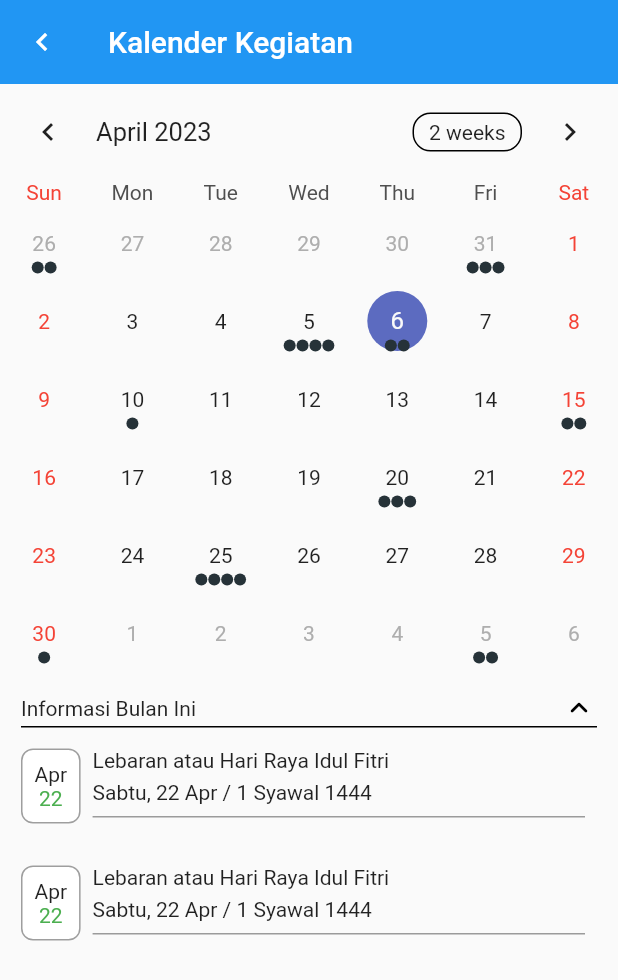
After one commit to CodeVectorizer/fornasmala, a Flutter app: the ActivityPage screen opened directly, after a tap on "Informasi Bulan Ini", on a phone screen of 412 x 824 dp. The commit adds this screen. Shown: the top 980 px of the screen. Run offline on Flutter 3.47's test engine with Material 2 defaults, Android fonts, the light colour scheme and no system bars; drawn by our look-alikes of table_calendar; our stand-ins replace google_fonts; missing offline and left inert: dart:ffi.

Commit message:
add activity view calendar

```diff
--- /dev/null
+++ b/lib/pages/activity/activity.dart
@@ -0,0 +1,208 @@
+import 'dart:math';
+
+import 'package:flutter/material.dart';
+import 'package:fornasmala/pages/activity/utils.dart';
+import 'package:fornasmala/widgets/expanded_container.dart';
+import 'package:table_calendar/table_calendar.dart';
+
+class ActivityPage extends StatefulWidget {
+  const ActivityPage({super.key});
+
+  @override
+  State<ActivityPage> createState() => _ActivityPageState();
+}
+
+class _ActivityPageState extends State<ActivityPage> {
+  late final ValueNotifier<List<Event>> _selectedEvents;
+  late CalendarFormat _calendarFormat = CalendarFormat.month;
+  bool viewEvent = false;
+
+  DateTime _focusedDay = DateTime.now();
+  DateTime? _selectedDay;
+
+  @override
+  void initState() {
+    // TODO: implement initState
+    super.initState();
+    _selectedDay = _focusedDay;
+    _selectedEvents = ValueNotifier(_getEventsForDay(_selectedDay!));
+  }
+
+  @override
+  void dispose() {
+    _selectedEvents.dispose();
+    super.dispose();
+  }
+
+  List<Event> _getEventsForDay(DateTime day) {
+    // Implementation example
+    return kEvents[day] ?? [];
+  }
+
+  void _onDaySelected(DateTime selectedDay, DateTime focusedDay) {
+    if (!isSameDay(_selectedDay, selectedDay)) {
+      setState(() {
+        _selectedDay = selectedDay;
+        _focusedDay = focusedDay;
+      });
+
+      _selectedEvents.value = _getEventsForDay(selectedDay);
+    }
+  }
+
+  @override
+  Widget build(BuildContext context) {
+    return Scaffold(
+      appBar: AppBar(
+        title: const Text('Kalender Kegiatan'),
+        elevation: 0.0,
+        leading: IconButton(
+          icon: const Icon(Icons.chevron_left),
+          onPressed: () {
+            Navigator.pop(context);
+          },
+        ),
+      ),
+      body: SingleChildScrollView(
+        child: Column(
+          children: [
+            TableCalendar(
+              calendarFormat: _calendarFormat,
+              firstDay: kFirstDay,
+              lastDay: kLastDay,
+              focusedDay: _focusedDay,
+              selectedDayPredicate: (day) => isSameDay(_selectedDay, day),
+              eventLoader: _getEventsForDay,
+              onDaySelected: _onDaySelected,
+              onFormatChanged: (format) {
+                if (_calendarFormat != format) {
+                  setState(() {
+                    _calendarFormat = format;
+                  });
+                }
+              },
+              onPageChanged: (focusedDay) {
+                _focusedDay = focusedDay;
+              },
+              daysOfWeekStyle: const DaysOfWeekStyle(
+                  weekendStyle: TextStyle(color: Colors.red)),
+              calendarStyle: const CalendarStyle(
+                  // Use `CalendarStyle` to customize the UI
+                  weekendTextStyle: TextStyle(color: Colors.red)),
+            ),
+            const SizedBox(
+              height: 12,
+            ),
+            Column(
+              children: [
+                GestureDetector(
+                  onTap: () {
+                    setState(() {
+                      viewEvent = !viewEvent;
+                    });
+                  },
+                  child: Container(
+                    margin: const EdgeInsets.symmetric(horizontal: 14),
+                    decoration: const BoxDecoration(
+                        border:
+                            Border(bottom: BorderSide(color: Colors.black))),
+                    child: Row(
+                        mainAxisAlignment: MainAxisAlignment.spaceBetween,
+                        children: [
+                          const Text('Informasi Bulan Ini'),
+                          Transform.rotate(
+                            angle: 180 * pi / (viewEvent ? 180 : 1),
+                            child: const Icon(
+                              Icons.keyboard_arrow_down_rounded,
+                              color: Colors.black,
+                            ),
+                          ),
+                        ]),
+                  ),
+                ),
+                // const SizedBox(
+                //   height: 12,
+                // ),
+                ExpandedSection(
+                  expand: viewEvent,
+                  child: ValueListenableBuilder<List<Event>>(
+                    valueListenable: _selectedEvents,
+                    builder: (context, value, _) {
+                      print(value);
+                      return Column(
+                        children: value
+                            .map(
+                              (e) => Container(
+                                margin: const EdgeInsets.all(14),
+                                child: Row(
+                                    mainAxisAlignment: MainAxisAlignment.start,
+                                    crossAxisAlignment:
+                                        CrossAxisAlignment.start,
+                                    children: [
+                                      Container(
+                                        decoration: BoxDecoration(
+                                            color: Colors.white,
+                                            border: Border.all(
+                                                width: 1,
+                                                color: Colors.black38),
+                                            borderRadius:
+                                                BorderRadius.circular(8)),
+                                        padding: const EdgeInsets.all(8),
+                                        child: Column(
+                                          children: const [
+                                            Text('Apr'),
+                                            Text(
+                                              '22',
+                                              style: TextStyle(
+                                                  color: Colors.green),
+                                            )
+                                          ],
+                                        ),
+                                      ),
+                                      Expanded(
+                                        child: Container(
+                                          padding: const EdgeInsets.symmetric(
+                                              horizontal: 8),
+                                          child: Column(
+                                            mainAxisAlignment:
+                                                MainAxisAlignment.start,
+                                            crossAxisAlignment:
+                                                CrossAxisAlignment.start,
+                                            children: [
+                                              Text(
+                                                  'Lebaran atau Hari Raya Idul Fitri'),
+                                              const SizedBox(
+                                                height: 5,
+                                              ),
+                                              Text(
+                                                  'Sabtu, 22 Apr / 1 Syawal 1444'),
+                                              const SizedBox(
+                                                height: 8,
+                                              ),
+                                              Container(
+                                                color: Colors.black38,
+                                                width: MediaQuery.of(context)
+                                                    .size
+                                                    .width,
+                                                height: 1,
+                                              )
+                                            ],
+                                          ),
+                                        ),
+                                      )
+                                    ]),
+                              ),
+                            )
+                            .toList(),
+                      );
+                    },
+                  ),
+                )
+              ],
+            )
+          ],
+        ),
+      ),
+    );
+  }
+}
--- /dev/null
+++ b/lib/pages/activity/utils.dart
@@ -0,0 +1,52 @@
+// Copyright 2019 Aleksander Woźniak
+// SPDX-License-Identifier: Apache-2.0
+
+import 'dart:collection';
+
+import 'package:table_calendar/table_calendar.dart';
+
+/// Example event class.
+class Event {
+  final String title;
+
+  const Event(this.title);
+
+  @override
+  String toString() => title;
+}
+
+/// Example events.
+///
+/// Using a [LinkedHashMap] is highly recommended if you decide to use a map.
+final kEvents = LinkedHashMap<DateTime, List<Event>>(
+  equals: isSameDay,
+  hashCode: getHashCode,
+)..addAll(_kEventSource);
+
+final _kEventSource = {
+  for (var item in List.generate(50, (index) => index))
+    DateTime.utc(kFirstDay.year, kFirstDay.month, item * 5): List.generate(
+        item % 4 + 1, (index) => Event('Event $item | ${index + 1}'))
+}..addAll({
+    kToday: [
+      Event('Today\'s Event 1'),
+      Event('Today\'s Event 2'),
+    ],
+  });
+
+int getHashCode(DateTime key) {
+  return key.day * 1000000 + key.month * 10000 + key.year;
+}
+
+/// Returns a list of [DateTime] objects from [first] to [last], inclusive.
+List<DateTime> daysInRange(DateTime first, DateTime last) {
+  final dayCount = last.difference(first).inDays + 1;
+  return List.generate(
+    dayCount,
+    (index) => DateTime.utc(first.year, first.month, first.day + index),
+  );
+}
+
+final kToday = DateTime.now();
+final kFirstDay = DateTime(kToday.year, kToday.month - 3, kToday.day);
+final kLastDay = DateTime(kToday.year, kToday.month + 3, kToday.day);
--- a/lib/pages/home.dart
+++ b/lib/pages/home.dart
@@ -2,6 +2,7 @@ import 'dart:ui';
 
 import 'package:flutter/cupertino.dart';
 import 'package:flutter/material.dart';
+import 'package:fornasmala/pages/activity/activity.dart';
 import 'package:fornasmala/pages/campus/list_campus.dart';
 import 'package:fornasmala/pages/kos/kos.dart';
 import 'package:fornasmala/pages/organizer/organizer.dart';
@@ -292,7 +293,12 @@ class _HomeState extends State<Home> {
                               ],
                             ),
                           ),
-                          Column(
+                          GestureDetector(
+                            onTap: () => Navigator.of(context).push(
+                                CupertinoPageRoute(
+                                    builder: (context) =>
+                                        const ActivityPage())),
+                            child: Column(
                               children: [
                                 Image.asset(
                                   'assets/images/kegiatan.png',
@@ -305,6 +311,7 @@ class _HomeState extends State<Home> {
                                 const Text('Activity')
                               ],
                             ),
+                          ),
                         ],
                       )
                     ]),
--- /dev/null
+++ b/lib/widgets/expanded_container.dart
@@ -0,0 +1,59 @@
+import 'package:flutter/material.dart';
+
+class ExpandedSection extends StatefulWidget {
+  final Widget? child;
+  final bool expand;
+  const ExpandedSection({super.key, this.expand = false, this.child});
+
+  @override
+  _ExpandedSectionState createState() => _ExpandedSectionState();
+}
+
+class _ExpandedSectionState extends State<ExpandedSection>
+    with SingleTickerProviderStateMixin {
+  late AnimationController expandController;
+  late Animation<double> animation;
+
+  @override
+  void initState() {
+    super.initState();
+    prepareAnimations();
+    _runExpandCheck();
+  }
+
+  ///Setting up the animation
+  void prepareAnimations() {
+    expandController = AnimationController(
+        vsync: this, duration: const Duration(milliseconds: 500));
+    animation = CurvedAnimation(
+      parent: expandController,
+      curve: Curves.fastOutSlowIn,
+    );
+  }
+
+  void _runExpandCheck() {
+    if (widget.expand) {
+      expandController.forward();
+    } else {
+      expandController.reverse();
+    }
+  }
+
+  @override
+  void didUpdateWidget(ExpandedSection oldWidget) {
+    super.didUpdateWidget(oldWidget);
+    _runExpandCheck();
+  }
+
+  @override
+  void dispose() {
+    expandController.dispose();
+    super.dispose();
+  }
+
+  @override
+  Widget build(BuildContext context) {
+    return SizeTransition(
+        axisAlignment: 1.0, sizeFactor: animation, child: widget.child);
+  }
+}
--- a/pubspec.yaml
+++ b/pubspec.yaml
@@ -33,6 +33,7 @@ dependencies:
     sdk: flutter
 
   url_launcher: ^6.1.10
+  table_calendar: ^3.0.9
 
   # The following adds the Cupertino Icons font to your application.
   # Use with the CupertinoIcons class for iOS style icons.
```
Lines whose indentation alone changed are shown as unchanged.
